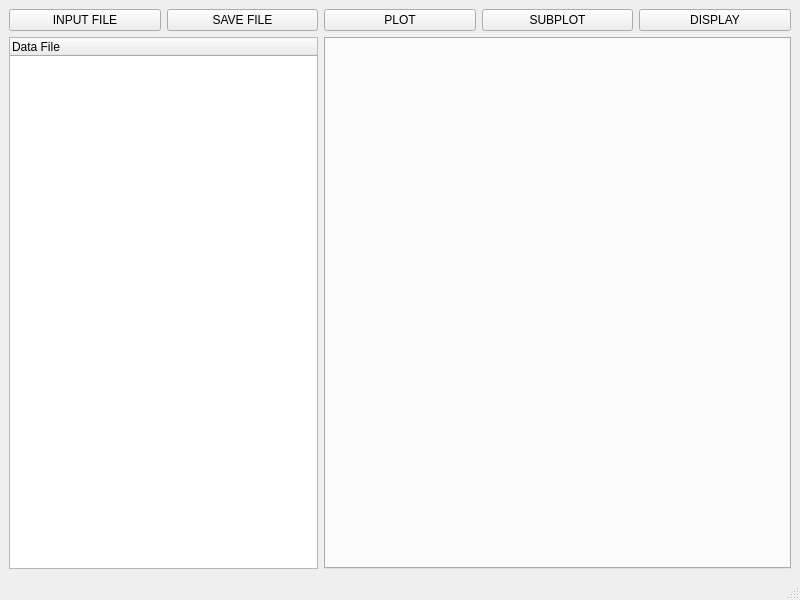
This is MainUItest.ui in jaketear/plotgui as Qt 5 draws it before an edit. The edited form follows.
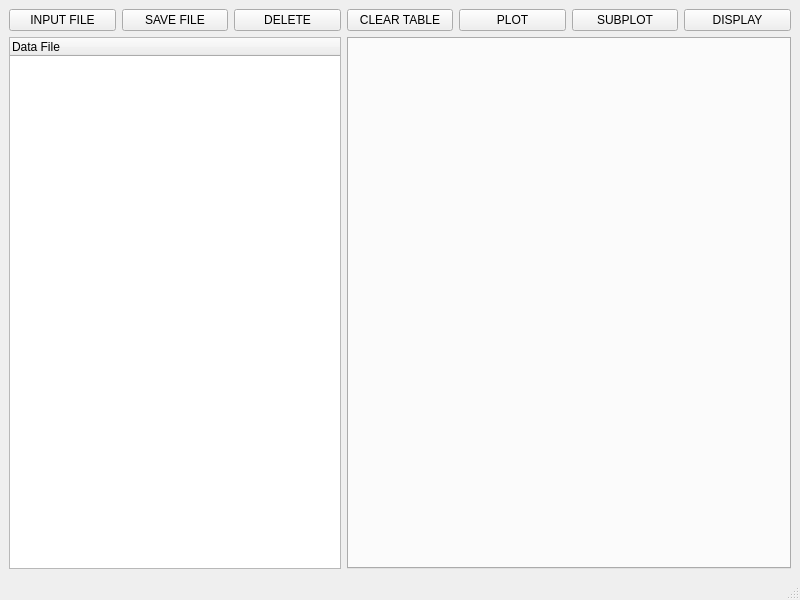
This is the edited form.

What changed in the file:
```diff
--- a/MainUItest.ui
+++ b/MainUItest.ui
@@ -30,27 +30,41 @@
      </widget>
     </item>
     <item row="0" column="2">
+     <widget class="QPushButton" name="pushButton_6">
+      <property name="text">
+       <string>DELETE</string>
+      </property>
+     </widget>
+    </item>
+    <item row="0" column="3">
+     <widget class="QPushButton" name="pushButton_7">
+      <property name="text">
+       <string>CLEAR TABLE</string>
+      </property>
+     </widget>
+    </item>
+    <item row="0" column="4">
      <widget class="QPushButton" name="pushButton_2">
       <property name="text">
        <string>PLOT</string>
       </property>
      </widget>
     </item>
-    <item row="0" column="3">
+    <item row="0" column="5">
      <widget class="QPushButton" name="pushButton_3">
       <property name="text">
        <string>SUBPLOT</string>
       </property>
      </widget>
     </item>
-    <item row="0" column="4">
+    <item row="0" column="6">
      <widget class="QPushButton" name="pushButton_5">
       <property name="text">
        <string>DISPLAY</string>
       </property>
      </widget>
     </item>
-    <item row="1" column="0" colspan="2">
+    <item row="1" column="0" colspan="3">
      <widget class="QTreeWidget" name="treeWidget">
       <property name="contextMenuPolicy">
        <enum>Qt::CustomContextMenu</enum>
@@ -62,7 +76,7 @@
       </column>
      </widget>
     </item>
-    <item row="1" column="2" colspan="3">
+    <item row="1" column="3" colspan="4">
      <widget class="QTabWidget" name="tabWidget">
       <property name="currentIndex">
        <number>-1</number>
```
Left out of the diff: 42 changed lines with no effect on the pictures.
